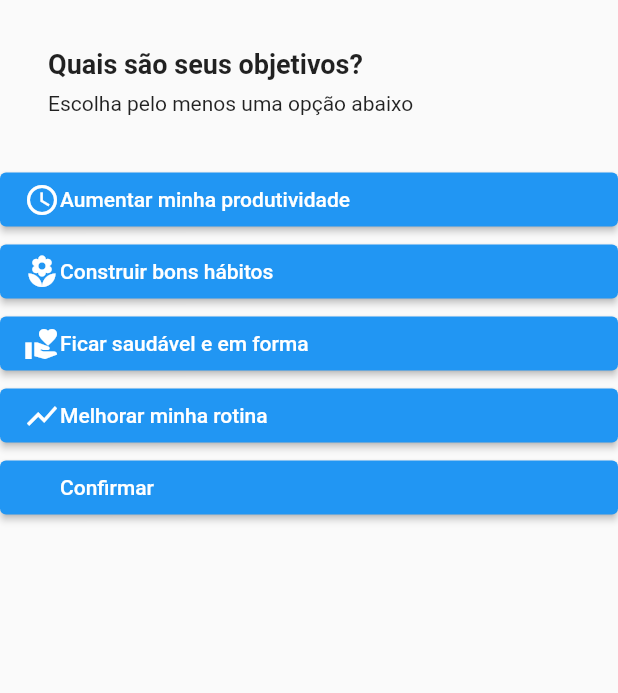
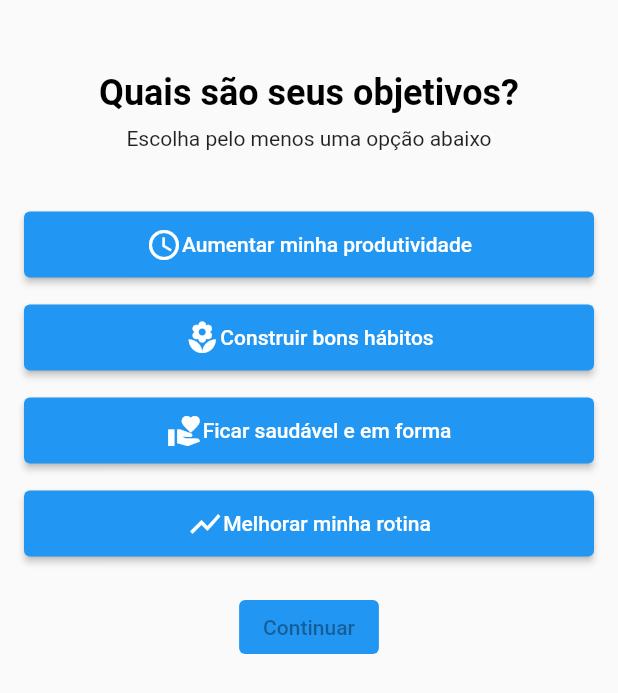
Before and after one commit to dmarcogabriel/flutter-trackejo, a Flutter app: the screen it shows after launch, on a phone screen of 412 x 824 dp. Shown: the top 693 px of the screen. Run offline on Flutter 3.47's test engine with Material 2 defaults, Android fonts, the phone set to English and light mode, and no system bars.

Commit message:
add tasks provider

```diff
--- a/lib/main.dart
+++ b/lib/main.dart
@@ -1,6 +1,9 @@
 import 'package:flutter/material.dart';
-import 'package:flutter_trackejo/objectives/objectives.page.dart';
+import 'package:flutter_trackejo/objectives/objectives_page.dart';
 import 'package:flutter_trackejo/objectives/objectives_success/objectives_success.page.dart';
+import 'package:flutter_trackejo/home/home_page.dart';
+import 'package:flutter_trackejo/providers/tasks.dart';
+import 'package:provider/provider.dart';
 
 void main() {
   runApp(App());
@@ -9,19 +12,28 @@ void main() {
 class App extends StatelessWidget {
   @override
   Widget build(BuildContext context) {
-    return MaterialApp(
-      title: 'Trackejo',
-      theme: ThemeData(
-        primarySwatch: Colors.blue,
-      ),
-      onGenerateRoute: _onGenerateRouter,
-    );
+    return MultiProvider(
+        providers: [
+          Provider(
+            create: (_) => TasksProvider(),
+          ),
+        ],
+        child: MaterialApp(
+          title: 'Trackejo',
+          theme: ThemeData(
+            primarySwatch: Colors.blue,
+          ),
+          onGenerateRoute: _onGenerateRouter,
+        ));
   }
 
   Route<dynamic> _onGenerateRouter(RouteSettings settings) {
     if (settings.name == '/')
-      return MaterialPageRoute(builder: (context) => Objectives());
+      return MaterialPageRoute(builder: (context) => ObjectivesPage());
     if (settings.name == '/success')
       return MaterialPageRoute(builder: (context) => ObjectivesSuccess());
+    if (settings.name == '/home-page')
+      return MaterialPageRoute(builder: (context) => HomePage());
+    return MaterialPageRoute(builder: (context) => HomePage());
   }
 }
--- a/lib/objectives/objectives.page.dart
+++ b/lib/objectives/objectives_page.dart
@@ -1,15 +1,17 @@
 import 'package:flutter/cupertino.dart';
 import 'package:flutter/material.dart';
+import 'package:flutter_trackejo/objectives/widgets/confirm_button.dart';
 import 'package:flutter_trackejo/objectives/widgets/title_section.dart';
 import 'package:flutter_trackejo/widgets/button.dart';
+import 'package:flutter_trackejo/widgets/page.dart';
 import 'option.dart';
 
-class Objectives extends StatefulWidget {
+class ObjectivesPage extends StatefulWidget {
   @override
-  _ObjectivesState createState() => _ObjectivesState();
+  _ObjectivesPageState createState() => _ObjectivesPageState();
 }
 
-class _ObjectivesState extends State<Objectives> {
+class _ObjectivesPageState extends State<ObjectivesPage> {
   List<Option> options = [
     Option('o1', 'Aumentar minha produtividade', Icons.access_time),
     Option('o2', 'Construir bons hábitos', Icons.local_florist),
@@ -29,22 +31,34 @@ class _ObjectivesState extends State<Objectives> {
   }
 
   void _confirm(BuildContext context) {
-    // todo: validate options quantity
-    // todo: navigate to next page
     // todo: save user options
     Navigator.pushNamed(context, '/success');
   }
 
+  bool _hasOneSelected() {
+    bool oneOptionSelected = false;
+    options.forEach((option) {
+      if (option.isSelected) oneOptionSelected = true;
+    });
+    return oneOptionSelected;
+  }
+
   @override
-  Widget build(BuildContext context) {
+  Widget build(BuildContext ctx) {
     return Scaffold(
-      body: Column(
-        children: [
-          TitleSection(),
-          _buildOptionList(),
-          // todo: add enable navigation button condition
-          PrimaryButton('Confirmar', onPressed: () => _confirm(context)),
-        ],
+      body: PageContainer(
+        Column(
+          children: [
+            TitleSection(),
+            _buildOptionList(),
+            ConfirmButton(
+              text: 'Continuar',
+              onPressed: () => _confirm(ctx),
+              isDisabled: !_hasOneSelected(),
+            )
+          ],
+        ),
+        noHeader: true,
       ),
     );
   }
--- /dev/null
+++ b/lib/objectives/widgets/atm/title.dart
@@ -0,0 +1,22 @@
+import 'package:flutter/material.dart';
+import 'package:flutter/widgets.dart';
+
+class AppTitle extends StatelessWidget {
+  final String title;
+  final double fontSize = 24;
+
+  AppTitle(this.title);
+
+  @override
+  Widget build(BuildContext ctx) {
+    return Text(
+      title,
+      style: _setTitleStyle(),
+    );
+  }
+
+  TextStyle _setTitleStyle() {
+    return TextStyle(
+        fontSize: fontSize, fontWeight: FontWeight.bold, color: Colors.black);
+  }
+}
--- /dev/null
+++ b/lib/objectives/widgets/confirm_button.dart
@@ -0,0 +1,24 @@
+import 'package:flutter/widgets.dart';
+import 'package:flutter_trackejo/widgets/button.dart';
+
+class ConfirmButton extends StatelessWidget {
+  final String text;
+  final bool isDisabled;
+  final Function onPressed;
+
+  ConfirmButton({this.text = '', this.isDisabled = false, this.onPressed});
+
+  @override
+  Widget build(BuildContext ctx) {
+    return Container(
+      child: Row(
+        children: [
+          PrimaryButton(text, onPressed: isDisabled ? null : onPressed)
+        ],
+        mainAxisAlignment: MainAxisAlignment.center,
+        crossAxisAlignment: CrossAxisAlignment.center,
+      ),
+      margin: EdgeInsets.only(top: 7),
+    );
+  }
+}
--- a/lib/objectives/widgets/title_section.dart
+++ b/lib/objectives/widgets/title_section.dart
@@ -1,4 +1,5 @@
 import 'package:flutter/widgets.dart';
+import 'atm/title.dart';
 
 class TitleSection extends StatelessWidget {
   @override
@@ -9,17 +10,16 @@ class TitleSection extends StatelessWidget {
           children: [
             Expanded(
               child: Column(
-                crossAxisAlignment: CrossAxisAlignment.start,
+                crossAxisAlignment: CrossAxisAlignment.center,
                 children: [
                   Container(
                     padding: const EdgeInsets.only(bottom: 8),
-                    child: Text(
-                      'Quais são seus objetivos?',
-                      style:
-                          TextStyle(fontSize: 18, fontWeight: FontWeight.bold),
-                    ),
+                    child: AppTitle('Quais são seus objetivos?'),
                   ),
-                  Text('Escolha pelo menos uma opção abaixo')
+                  Text(
+                    'Escolha pelo menos uma opção abaixo',
+                    style: TextStyle(fontSize: 14),
+                  )
                 ],
               ),
             )
--- /dev/null
+++ b/lib/providers/tasks.dart
@@ -0,0 +1,23 @@
+class Task {
+  String color;
+  String text;
+  bool done;
+
+  Task(this.text, {this.color, this.done});
+}
+
+class TasksProvider {
+  List<Task> tasks;
+
+  TasksProvider() : tasks = [Task('Teste', done: false)];
+
+  List<Task> getTasks() {
+    return tasks;
+  }
+
+  Task createTask(String text) {
+    Task task = Task(text, color: 'black', done: false);
+    this.tasks.add(task);
+    return task;
+  }
+}
--- a/lib/widgets/button.dart
+++ b/lib/widgets/button.dart
@@ -11,14 +11,28 @@ class PrimaryButton extends StatelessWidget {
   @override
   Widget build(BuildContext ctx) {
     return Container(
+        margin: EdgeInsets.only(top: 7, bottom: 7),
         child: ElevatedButton(
-      child: Row(
-        children: [Icon(icon), Text(text)],
+            child: Row(
+              children: _setChildren(),
+              mainAxisAlignment: MainAxisAlignment.center,
+            ),
+            onPressed: onPressed,
+            style: _createButtonStyle(backgroundColor)));
+  }
+
+  List<Widget> _setChildren() {
+    if (icon == null) return [Text(text)];
+    return [Icon(icon), Text(text)];
+  }
+
+  ButtonStyle _createButtonStyle(MaterialStateProperty<Color> backgroundColor) {
+    return ButtonStyle(
+      backgroundColor:
+          backgroundColor ?? MaterialStateProperty.all<Color>(Colors.blue),
+      padding: MaterialStateProperty.all<EdgeInsetsGeometry>(
+        EdgeInsets.only(top: 10, bottom: 10, left: 16, right: 16),
       ),
-      onPressed: onPressed,
-      style: ButtonStyle(
-          backgroundColor:
-              backgroundColor ?? MaterialStateProperty.all<Color>(Colors.blue)),
-    ));
+    );
   }
 }
--- /dev/null
+++ b/lib/widgets/page.dart
@@ -0,0 +1,17 @@
+import 'package:flutter/widgets.dart';
+
+class PageContainer extends StatelessWidget {
+  final Widget child;
+  final bool noHeader;
+
+  PageContainer(this.child, {this.noHeader = false});
+
+  @override
+  Widget build(BuildContext ctx) {
+    return Container(
+      padding:
+          EdgeInsets.symmetric(horizontal: 16, vertical: noHeader ? 16 : 0),
+      child: child,
+    );
+  }
+}
--- a/pubspec.yaml
+++ b/pubspec.yaml
@@ -28,6 +28,8 @@ dependencies:
   # The following adds the Cupertino Icons font to your application.
   # Use with the CupertinoIcons class for iOS style icons.
   cupertino_icons: ^1.0.2
+  sqflite: ^2.0.0+3
+  provider: ^5.0.0
 
 dev_dependencies:
   flutter_test:
```
Also changed, not shown: lib/home/home_page.dart (added, +44 -0 lines), lib/home/tasks_view/tasks_view.dart (added, +68 -0 lines), lib/objectives/objectives_success/objectives_success.page.dart (+25 -11 lines), lib/widgets/atm/sub_title.dart (added, +22 -0 lines), pubspec.lock, 1 other file.
